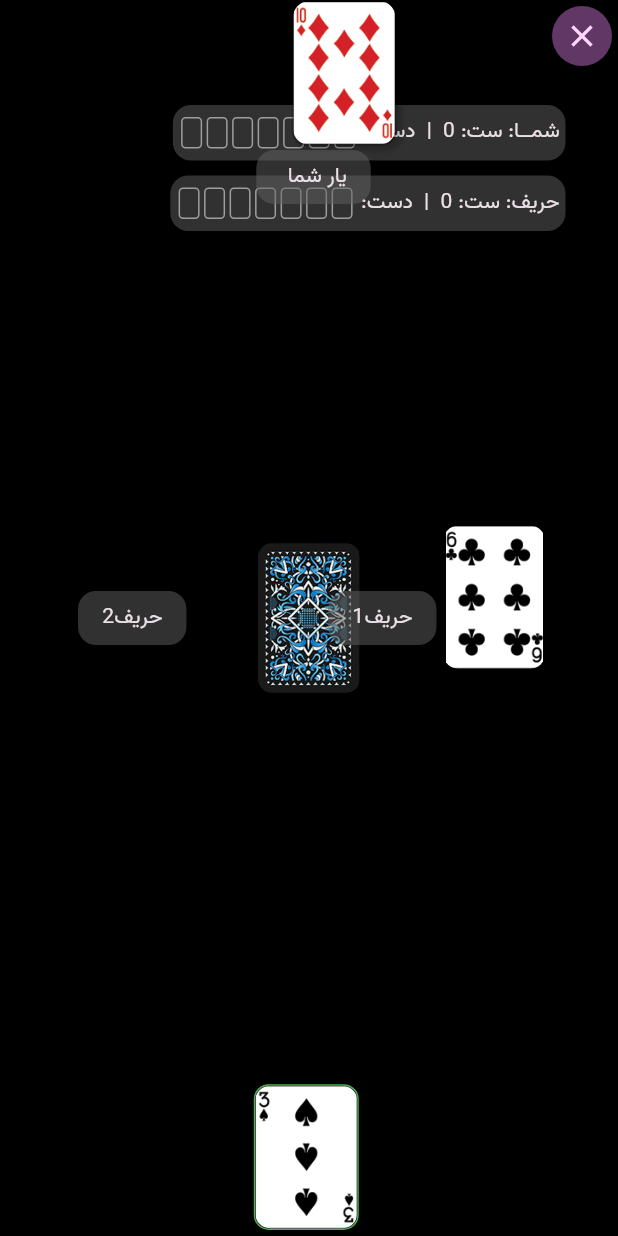
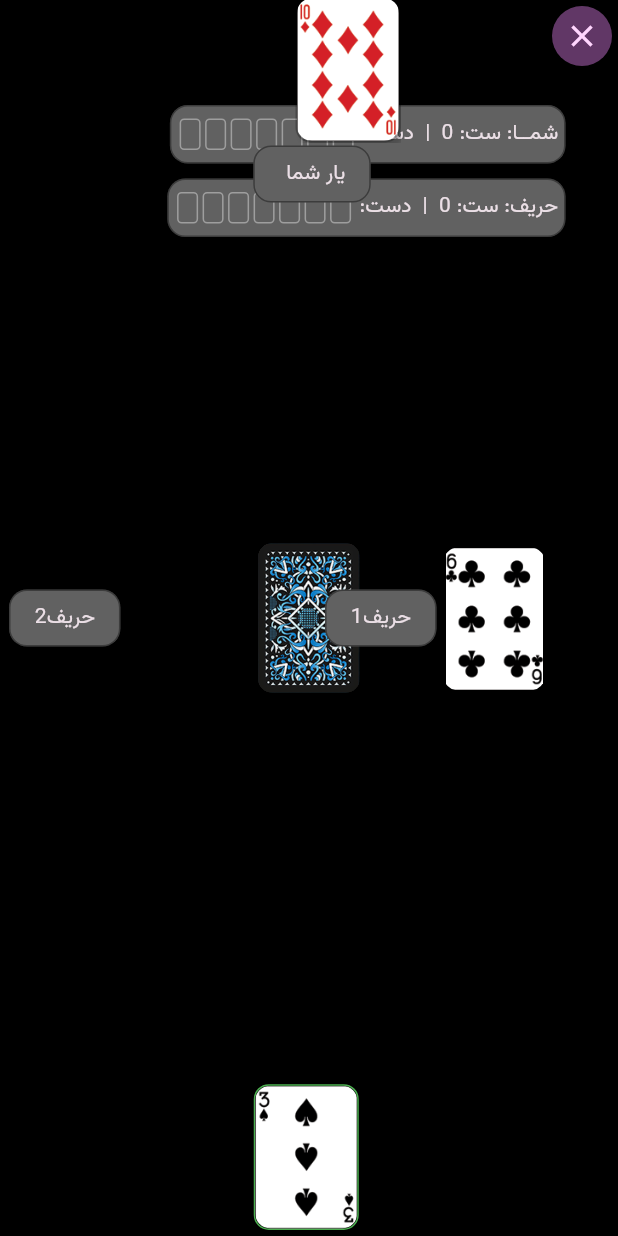
Before and after one commit to mohsen0dev/persian_hokm, a Flutter app: the GameScreen screen opened directly, after a tap on an icon or button, on a phone screen of 412 x 824 dp. Run offline on Flutter 3.47's test engine with Material 3 defaults, Android fonts, the phone set to English and light mode, and no system bars; our stand-ins replace audioplayers, get, get_storage; accounts and stored records are empty.

Commit message:
اولین فیکس مورد تایید

```diff
--- a/lib/game/models/player.dart
+++ b/lib/game/models/player.dart
@@ -1,5 +1,6 @@
 // ignore_for_file: avoid_print
 
+import 'package:flutter/material.dart';
 import 'package:persian_hokm/game/models/enums.dart';
 import 'package:persian_hokm/game/models/card.dart';
 import 'package:persian_hokm/game/models/team.dart'; // Will be created next
@@ -737,6 +738,7 @@ class PlayerHuman extends Player {
     required Suit hokm,
     required Direction starterDirection,
   }) {
+    print('[$name][$direction] (انسان): ${table.first}');
     // منطق بازی بازیکن انسانی توسط UI کنترل می‌شود
     throw UnimplementedError('بازی بازیکن انسانی توسط UI انجام می‌شود');
   }
--- a/lib/game/presentation/pages/game_screen.dart
+++ b/lib/game/presentation/pages/game_screen.dart
@@ -62,7 +62,12 @@ class GameScreen extends StatelessWidget {
               children: [
                 isColor
                     ? Container(color: settingsController.backgroundColors[idx])
-                    : Container(
+                    : RotatedBox(
+                        quarterTurns: isLandscape ? 0 : 1,
+                        child: Container(
+                          margin: EdgeInsets.all(30),
+
+                          // padding: EdgeInsets.all(20),
                           decoration: BoxDecoration(
                             image: DecorationImage(
                               image: AssetImage(
@@ -70,6 +75,7 @@ class GameScreen extends StatelessWidget {
                                       settingsController
                                           .backgroundColors.length]),
                               fit: BoxFit.fill,
+                            ),
                           ),
                         ),
                       ),
@@ -504,7 +510,7 @@ class GameScreen extends StatelessWidget {
   }
 
   /// ساختار پس‌زمینه متنی برای نمایش امتیازات و حکم.
-  Container bkgText(
+  Widget bkgText(
       {required Widget child,
       double vertical = 8.0,
       double horizontal = 16.0}) {
@@ -512,9 +518,9 @@ class GameScreen extends StatelessWidget {
         padding:
             EdgeInsets.symmetric(horizontal: horizontal, vertical: vertical),
         decoration: BoxDecoration(
-          color: Colors.grey.shade700.withOpacity(0.5),
+            color: Colors.grey.shade700,
             borderRadius: BorderRadius.circular(12),
-        ),
+            border: BoxBorder.all(color: Colors.black38)),
         child: child);
   }
 
@@ -629,12 +635,18 @@ class GameScreen extends StatelessWidget {
                               })(),
                               child: GestureDetector(
                                 onTap: () {
+                                  if (controller.game.table.isEmpty) {
+                                    print(
+                                        '\n---------------------------------------------------\n');
+                                  }
                                   final card =
                                       controller.playerCards['bottom']![i];
                                   if (controller.isBottomPlayerTurn.value &&
                                       controller.isCardPlayable(card)) {
                                     controller.playCard(card);
                                   }
+                                  print(
+                                      '------------------------------------ بازیکن انسانی: $card');
                                 },
                                 child: Builder(
                                   builder: (context) {
@@ -673,7 +685,7 @@ class GameScreen extends StatelessWidget {
   Widget cardLeft() {
     return Builder(
         builder: (context) => Obx(() => Positioned(
-            left: (controller.cardPositions['left']?.value ?? 50) + 46,
+            left: (controller.cardPositions['left']?.value ?? 50),
             bottom: 0,
             top: 0,
             child: Row(
@@ -696,8 +708,7 @@ class GameScreen extends StatelessWidget {
                         ? SizedBox(
                             height:
                                 (controller.playerCards['left']!.length * 20) +
-                                    65 +
-                                    40,
+                                    76,
                             width: 75,
                             child: Stack(
                               children: [
@@ -705,7 +716,7 @@ class GameScreen extends StatelessWidget {
                                     i < controller.playerCards['left']!.length;
                                     i++)
                                   Positioned(
-                                    top: i * 26,
+                                    top: i * 20,
                                     child: CardWidget(
                                       card: controller.playerCards['left']![i],
                                     ),
@@ -735,9 +746,8 @@ class GameScreen extends StatelessWidget {
               Obx(
                 () => controller.playerCards['right']?.isNotEmpty ?? false
                     ? SizedBox(
-                        height: (controller.playerCards['right']!.length * 20) +
-                            65 +
-                            40,
+                        height:
+                            (controller.playerCards['right']!.length * 20) + 76,
                         width: 65,
                         child: Stack(
                           alignment: Alignment.center,
@@ -746,7 +756,7 @@ class GameScreen extends StatelessWidget {
                                 i < controller.playerCards['right']!.length;
                                 i++)
                               Positioned(
-                                top: i * 26,
+                                top: i * 20,
                                 child: CardWidget(
                                   card: controller.playerCards['right']![i],
                                 ),
@@ -780,7 +790,7 @@ class GameScreen extends StatelessWidget {
         builder: (context) => Obx(
               () => Positioned(
                 top: (controller.cardPositions['top']?.value ?? 1),
-                left: 6,
+                left: 4,
                 right: 0,
                 child: Column(
                   children: [
@@ -788,19 +798,19 @@ class GameScreen extends StatelessWidget {
                       child: Obx(
                         () => controller.playerCards['top']?.isNotEmpty ?? false
                             ? SizedBox(
-                                // height: 90,
-                                height: 98,
+                                height: 95,
+                                // height: 98,
                                 width:
                                     controller.playerCards['top']!.length * 16 +
-                                        //55
-                                        95,
+                                        102,
                                 child: Stack(children: [
                                   for (int i = 0;
                                       i < controller.playerCards['top']!.length;
                                       i++)
                                     Positioned(
                                       //15
-                                      right: i * 19,
+                                      bottom: 0,
+                                      right: i * 20,
                                       child: CardWidget(
                                         card: controller.playerCards['top']![i],
                                       ),
```
Also changed, not shown: lib/game/presentation/controllers/game_controller.dart (+8 -6 lines), lib/game/presentation/utils/ui_helper.dart (+3 -4 lines). Lines whose indentation alone changed are shown as unchanged.
